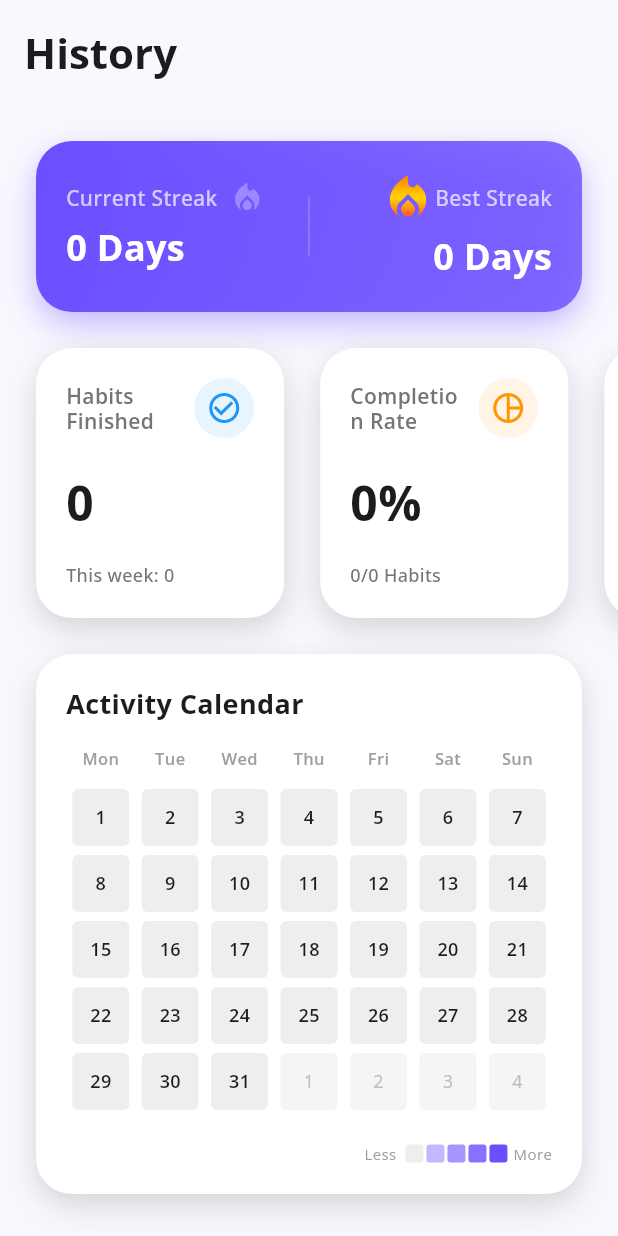
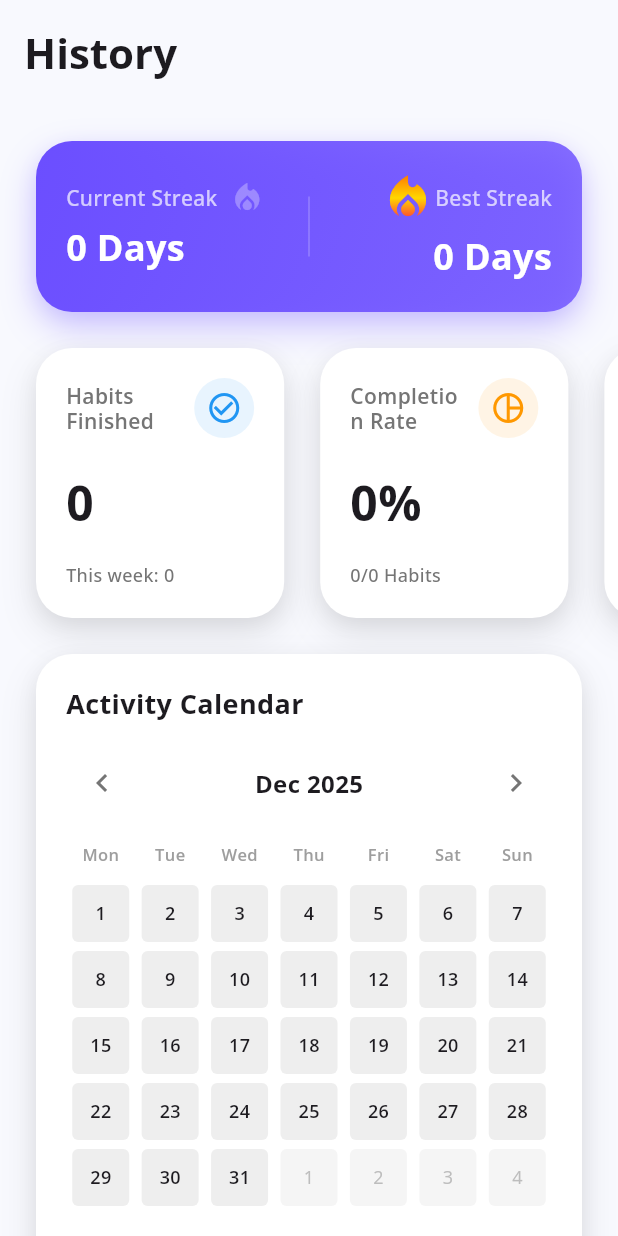
Before and after one commit to GhadyMattar/smart-habit-tracker, a Flutter app: the HistoryScreen screen opened directly, on a phone screen of 412 x 824 dp. Run offline on Flutter 3.47's test engine with Material 3 defaults, Android fonts, the phone set to English and light mode, and no system bars; our stand-ins replace fl_chart, flutter_local_notifications, google_fonts, hive, hive_flutter, shared_preferences and 1 more; accounts and stored records are empty.

Commit message:
feat: add HeatmapCalendar widget to visualize habit completion history.

```diff
--- a/lib/features/history/widgets/heatmap_calendar.dart
+++ b/lib/features/history/widgets/heatmap_calendar.dart
@@ -1,7 +1,7 @@
 import 'package:flutter/material.dart';
 import '../../../core/constants/app_colors.dart';
 
-class HeatmapCalendar extends StatelessWidget {
+class HeatmapCalendar extends StatefulWidget {
   final Map<DateTime, int> completionData;
   final int maxIntensity;
 
@@ -11,12 +11,38 @@ class HeatmapCalendar extends StatelessWidget {
     this.maxIntensity = 5,
   });
 
+  @override
+  State<HeatmapCalendar> createState() => _HeatmapCalendarState();
+}
+
+class _HeatmapCalendarState extends State<HeatmapCalendar> {
+  late DateTime _focusedDay;
+
+  @override
+  void initState() {
+    super.initState();
+    _focusedDay = DateTime.now();
+  }
+
+  void _onPreviousMonth() {
+    setState(() {
+      _focusedDay = DateTime(_focusedDay.year, _focusedDay.month - 1);
+    });
+  }
+
+  void _onNextMonth() {
+    setState(() {
+      _focusedDay = DateTime(_focusedDay.year, _focusedDay.month + 1);
+    });
+  }
+
   Color _getColorForIntensity(int count, bool isCurrentMonth) {
-    if (count == 0)
+    if (count == 0) {
       return isCurrentMonth ? Colors.grey[200]! : Colors.grey[100]!;
+    }
 
     // Calculate intensity as percentage of max
-    final intensity = (count / maxIntensity).clamp(0.0, 1.0);
+    final intensity = (count / widget.maxIntensity).clamp(0.0, 1.0);
 
     final baseOpacity = isCurrentMonth ? 1.0 : 0.4;
 
@@ -34,9 +60,8 @@ class HeatmapCalendar extends StatelessWidget {
 
   @override
   Widget build(BuildContext context) {
-    final now = DateTime.now();
-    final currentMonth = now.month;
-    final currentYear = now.year;
+    final currentMonth = _focusedDay.month;
+    final currentYear = _focusedDay.year;
 
     // First day of the current month
     final firstDayOfMonth = DateTime(currentYear, currentMonth, 1);
@@ -61,6 +86,36 @@ class HeatmapCalendar extends StatelessWidget {
     return Column(
       crossAxisAlignment: CrossAxisAlignment.start,
       children: [
+        // Header with Navigation
+        Row(
+          mainAxisAlignment: MainAxisAlignment.spaceBetween,
+          children: [
+            IconButton(
+              onPressed: _onPreviousMonth,
+              icon: const Icon(Icons.chevron_left),
+              color: AppColors.textSecondaryLight,
+              padding: EdgeInsets.zero,
+              constraints: const BoxConstraints(),
+            ),
+            Text(
+              '${_getMonthName(currentMonth)} $currentYear',
+              style: TextStyle(
+                fontSize: 16,
+                fontWeight: FontWeight.bold,
+                color: AppColors.textPrimaryLight,
+              ),
+            ),
+            IconButton(
+              onPressed: _onNextMonth,
+              icon: const Icon(Icons.chevron_right),
+              color: AppColors.textSecondaryLight,
+              padding: EdgeInsets.zero,
+              constraints: const BoxConstraints(),
+            ),
+          ],
+        ),
+        const SizedBox(height: 16),
+
         // Day labels
         Row(
           children: const [
@@ -129,7 +184,7 @@ class HeatmapCalendar extends StatelessWidget {
                   );
 
                   final isCurrentMonth = currentDate.month == currentMonth;
-                  final count = completionData[DateTime(
+                  final count = widget.completionData[DateTime(
                         currentDate.year,
                         currentDate.month,
                         currentDate.day,
```
